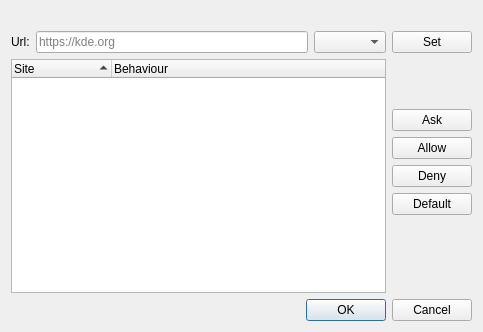
First picture: the form in src/lib/preferences/sitesettingsbrowsedialog.ui, repository osza-tools/osza-browser, before the edit.
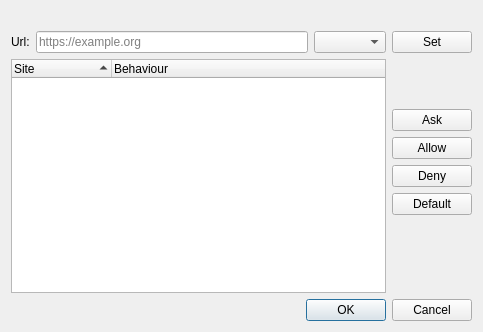
Second picture: the form after the edit.

The edit to the form file:
```diff
--- a/src/lib/preferences/sitesettingsbrowsedialog.ui
+++ b/src/lib/preferences/sitesettingsbrowsedialog.ui
@@ -29,7 +29,7 @@
         <set>Qt::InputMethodHint::ImhNoAutoUppercase|Qt::InputMethodHint::ImhUrlCharactersOnly</set>
        </property>
        <property name="placeholderText">
-        <string>https://kde.org</string>
+        <string>https://example.org</string>
        </property>
       </widget>
      </item>
```
